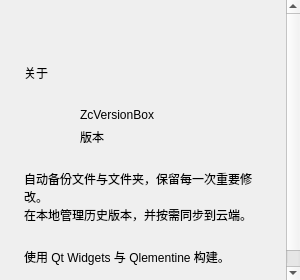
Before: the Qt Designer form windows/mainwindow_child/aboutpage/aboutpage.ui in Zao-chen/ZcVersionBox, drawn with Qt 5.
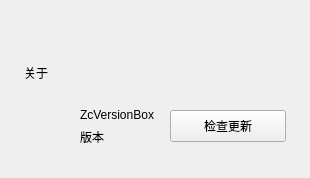
After: the same form once the commit is applied. Custom widgets are drawn as their Qt base class.

Commit message:
feat: 添加应用更新检查与安装包下载
合并应用更新检查、更新提示、安装包下载与进度显示功能；已通过 Windows、macOS、Linux CI，并完成用户验收。

What changed in the file:
```diff
--- a/windows/mainwindow_child/aboutpage/aboutpage.ui
+++ b/windows/mainwindow_child/aboutpage/aboutpage.ui
@@ -186,35 +186,21 @@
               </property>
              </spacer>
             </item>
+            <item>
+             <widget class="QPushButton" name="checkUpdatesButton">
+              <property name="text">
+               <string>检查更新</string>
+              </property>
+              <property name="minimumSize">
+               <size>
+                <width>116</width>
+                <height>32</height>
+               </size>
+              </property>
+             </widget>
+            </item>
            </layout>
           </item>
-          <item>
-           <widget class="QLabel" name="descriptionLabel">
-            <property name="text">
-             <string>自动备份文件与文件夹，保留每一次重要修改。
-在本地管理历史版本，并按需同步到云端。</string>
-            </property>
-            <property name="textFormat">
-             <enum>Qt::PlainText</enum>
-            </property>
-            <property name="wordWrap">
-             <bool>true</bool>
-            </property>
-           </widget>
-          </item>
-          <item>
-           <widget class="QLabel" name="technologyLabel">
-            <property name="text">
-             <string>使用 Qt Widgets 与 Qlementine 构建。</string>
-            </property>
-            <property name="textFormat">
-             <enum>Qt::PlainText</enum>
-            </property>
-            <property name="wordWrap">
-             <bool>true</bool>
-            </property>
-           </widget>
-          </item>
          </layout>
         </widget>
        </item>
```
The commit also changes 15 other files.
